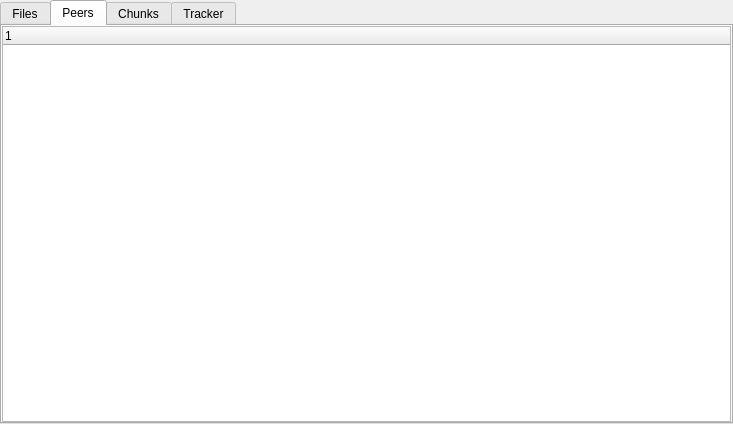
Before: the Qt Designer form transfer-plugins/bittorrent/btadvanceddetailswidget.ui in KDE/kget, drawn with Qt 5.
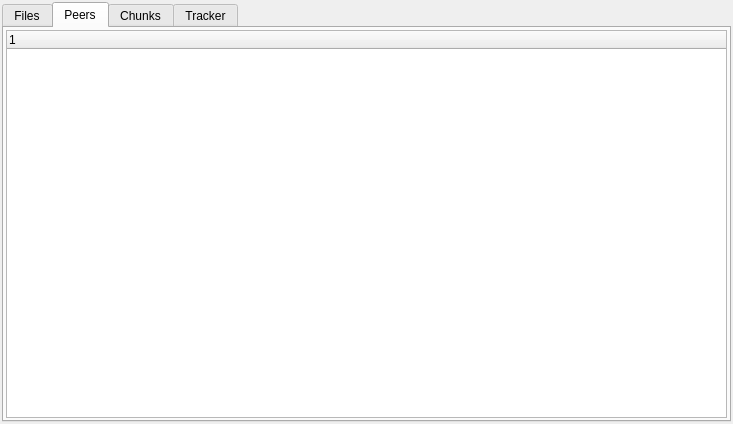
After: the same form once the commit is applied. The open tabs and pages were chosen to show the change. Custom widgets are drawn as their Qt base class.

Commit message: Fix crashes and better margins :/

```diff
--- a/transfer-plugins/bittorrent/btadvanceddetailswidget.ui
+++ b/transfer-plugins/bittorrent/btadvanceddetailswidget.ui
@@ -13,6 +13,9 @@
   <layout class="QGridLayout" >
    <item row="0" column="0" >
     <widget class="QTabWidget" name="tabWidget" >
+     <property name="styleSheet" >
+      <string/>
+     </property>
      <property name="currentIndex" >
       <number>0</number>
      </property>
@@ -28,7 +31,13 @@
       </attribute>
       <layout class="QGridLayout" >
        <item row="0" column="0" >
-        <widget class="kt::PeerView" name="peersTreeWidget" />
+        <widget class="kt::PeerView" name="peersTreeWidget" >
+         <column>
+          <property name="text" >
+           <string>1</string>
+          </property>
+         </column>
+        </widget>
        </item>
       </layout>
      </widget>
@@ -372,7 +381,7 @@
    </item>
   </layout>
  </widget>
- <layoutdefault spacing="0" margin="0" />
+ <layoutdefault spacing="2" margin="2" />
  <customwidgets>
   <customwidget>
    <class>kt::PeerView</class>
```
The commit also changes 2 other files.
